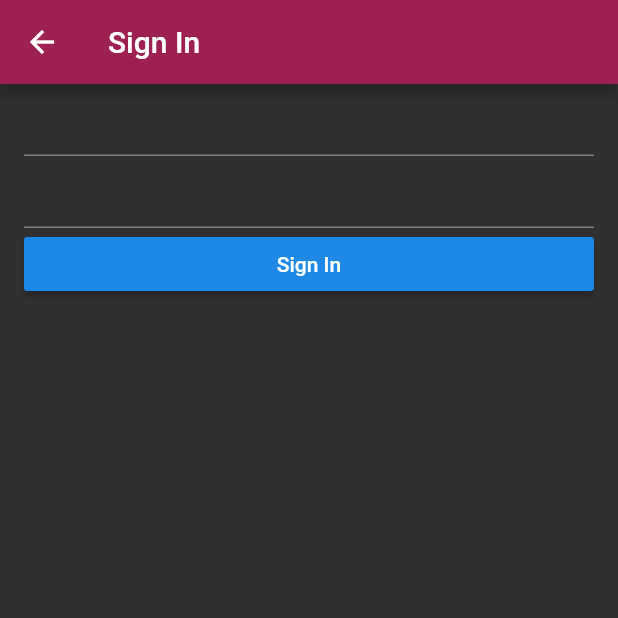
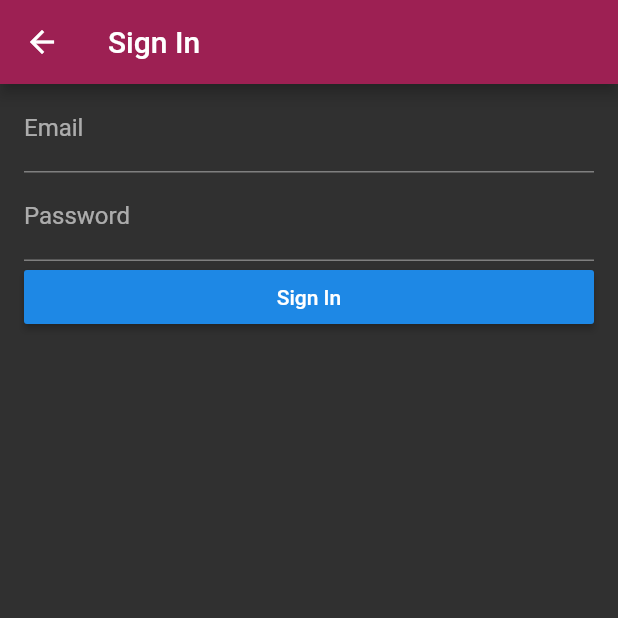
Before and after one commit to u-wave/flutter, a Flutter app: the SignInRoute screen opened directly, on a phone screen of 412 x 824 dp, the top half of it. Run offline on Flutter 3.47's test engine with Material 2 defaults, Android fonts, the phone set to English and light mode, and no system bars; network calls fail.

Commit message:
Implement signin.

```diff
--- a/lib/listen.dart
+++ b/lib/listen.dart
@@ -120,12 +120,14 @@ class _UwaveListenState extends State<UwaveListen> {
         },
       ),
     ));
-    setState(() {
-      _signedIn = _client.currentUser != null;
+  }
+
+  void _signIn() {
+    _showSignInPage().then((_) {
+      setState(() {
+        _signedIn = _client.currentUser != null;
+      });
     });
-  }
-  void _signIn() {
-    _showSignInPage();
   }
 
   @override
@@ -171,7 +173,7 @@ class _UwaveListenState extends State<UwaveListen> {
           ),
           _signedIn
             ? ChatInput()
-            : SignIn(onSignIn: _signIn),
+            : SignIn(serverName: widget.server.name, onSignIn: _signIn),
         ],
       ),
     );
@@ -189,31 +191,66 @@ class SignInRoute extends StatefulWidget {
 }
 
 class _SignInRouteState extends State<SignInRoute> {
+  final _formKey = GlobalKey<_SignInRouteState>();
+  final _emailController = TextEditingController();
+  final _passwordController = TextEditingController();
+
+  Widget _buildSignInButton() {
+    return Row(
+      children: [
+        Expanded(
+          child: RaisedButton(
+            child: Text('Sign In'),
+            onPressed: _submit,
+          ),
+        ),
+      ],
+    );
+  }
+
+  void _submit() {
+    widget.uwave.signIn(
+      email: _emailController.text,
+      password: _passwordController.text,
+    ).then((_) {
+      widget.onComplete();
+    }).catchError((err) {
+      // TODO render this
+      print(err);
+    });
+  }
+
   @override
   Widget build(_) {
+    final email = TextFormField(
+      controller: _emailController,
+      decoration: const InputDecoration(
+        labelText: 'Email',
+      ),
+      keyboardType: TextInputType.emailAddress,
+    );
+
+    final password = TextFormField(
+      controller: _passwordController,
+      decoration: const InputDecoration(
+        labelText: 'Password',
+      ),
+      obscureText: true,
+    );
+
     return Scaffold(
       appBar: AppBar(
-        title: Text('Sign In'),
+        title: const Text('Sign In'),
       ),
       body: Form(
+        key: _formKey,
         child: Padding(
           padding: const EdgeInsets.symmetric(horizontal: 16.0),
           child: Column(
             children: <Widget>[
-              TextFormField(keyboardType: TextInputType.emailAddress),
-              TextFormField(obscureText: true),
-              Row(
-                children: [
-                  Expanded(
-                    child: RaisedButton(
-                      child: Text('Sign In'),
-                      onPressed: () {
-                        widget.onComplete();
-                      },
-                    ),
-                  ),
-                ],
-              ),
+              email,
+              password,
+              _buildSignInButton(),
             ],
           ),
         ),
@@ -463,9 +500,10 @@ class ChatMessageView extends StatelessWidget {
 }
 
 class SignIn extends StatelessWidget {
+  final String serverName;
   final VoidCallback onSignIn;
 
-  SignIn({this.onSignIn});
+  SignIn({this.serverName, this.onSignIn});
 
   @override
   Widget build(BuildContext context) {
@@ -477,7 +515,7 @@ class SignIn extends StatelessWidget {
             child: FlatButton(
               color: Theme.of(context).primaryColor,
               textTheme: ButtonTextTheme.primary,
-              child: Text('Sign In'),
+              child: Text('Sign In to $serverName'),
               onPressed: onSignIn,
             ),
           ),
```
Also changed, not shown: lib/u_wave/u_wave.dart (+39 -0 lines).
